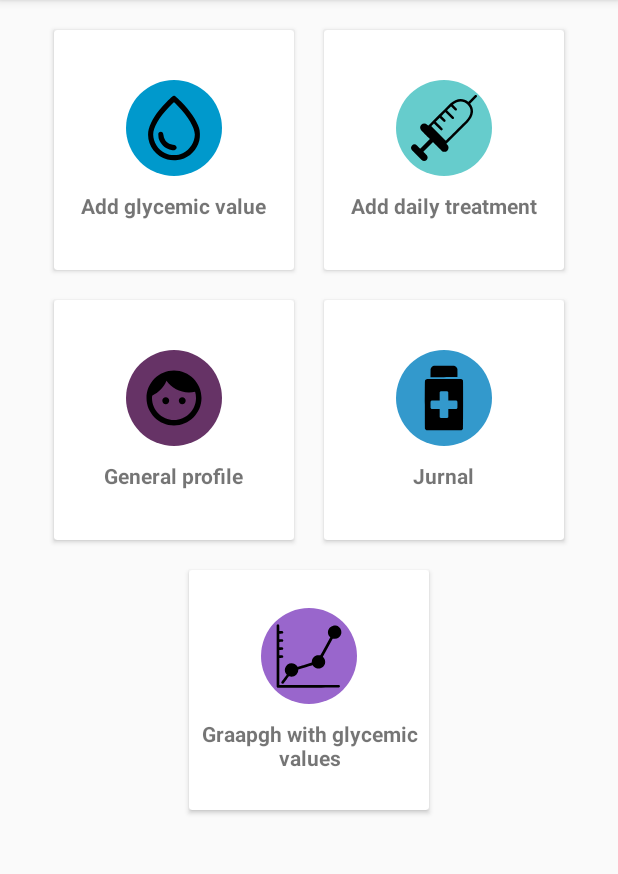
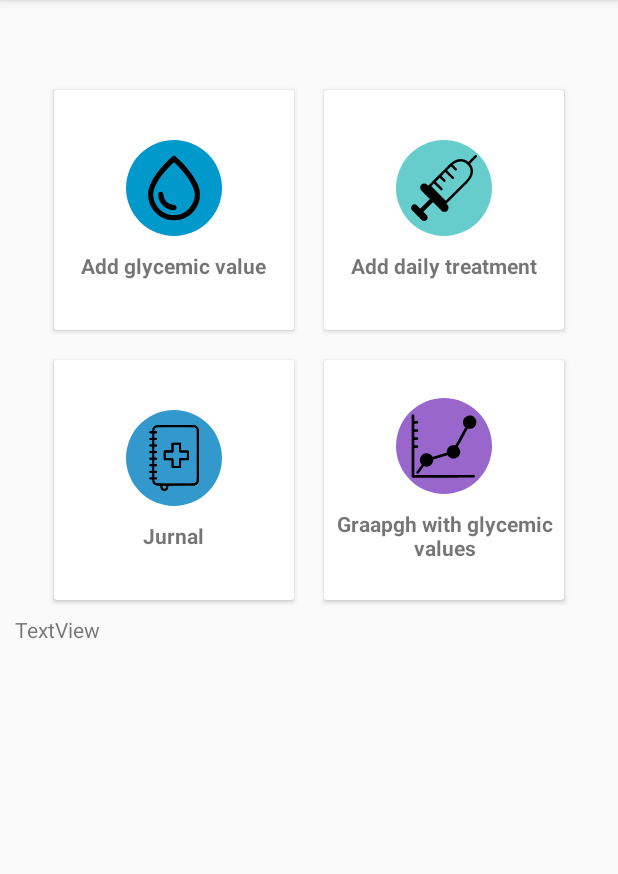
Before and after one commit to lorenabodea/HealthApp, an Android app: the screen it shows after launch (MainActivity), on a phone screen of 412 x 824 dp, the part 84-958 px from its top. Run offline under Robolectric (Android 15) with nearby library versions, the phone set to English and light mode, and no system bars; our stand-ins replace Firebase (no records; nobody signed in at launch, a user with empty details on screens opened directly); libraries missing offline, so code that uses them is left out: com.firebase.ui; 2 statements that could not run were skipped.

Commit message:
modified menu

```diff
--- a/app/src/main/java/com/example/healthapp/MainActivity.java
+++ b/app/src/main/java/com/example/healthapp/MainActivity.java
@@ -180,6 +180,7 @@ public class MainActivity extends AppCompatActivity {
 
     @Override
     public boolean onOptionsItemSelected(MenuItem item) {
+        Intent intent;
         switch (item.getItemId()){
             case R.id.menu_log_out:
                 AuthUI.getInstance()
@@ -193,9 +194,11 @@ public class MainActivity extends AppCompatActivity {
                 FirebaseUtil.detachListener();
                 break;
             case R.id.menu_treatment_profile:
-                Intent intent = new Intent(getApplicationContext(), CreateTreatmentProfileActivity.class);
+                intent = new Intent(getApplicationContext(), CreateTreatmentProfileActivity.class);
                 startActivity(intent);
-            default:
+            case R.id.menu_general_profile:
+                intent = new Intent(getApplicationContext(), CreateProfileActivity.class);
+                startActivity(intent);
                 break;
         }
         return true;
@@ -211,12 +214,7 @@ public class MainActivity extends AppCompatActivity {
         startActivity(intent);
     }
 
-    public void go_to_profile(View view) {
-        Intent intent = new Intent(getApplicationContext(), CreateProfileActivity.class);
-        startActivity(intent);
-    }
-
-    public void go_to_treatment_profile(View view) {
+    public void go_to_jurnal(View view) {
         AlertDialog.Builder mBuilder = new AlertDialog.Builder(MainActivity.this);
         View mView = getLayoutInflater().inflate(R.layout.graph_options_dialog_spinner, null);
         mBuilder.setTitle(R.string.graph_options_title);
--- a/app/src/main/res/layout/activity_main.xml
+++ b/app/src/main/res/layout/activity_main.xml
@@ -9,6 +9,7 @@
     android:padding="10dp">
 
     <LinearLayout
+        android:paddingTop="40dp"
         android:gravity="center"
         android:clipToPadding="false"
         android:layout_width="match_parent"
@@ -85,37 +86,11 @@
                 android:gravity="center">
                 <ImageView
                     android:clickable="true"
-                    android:onClick="go_to_profile"
-                    android:id="@+id/main_profile"
-                    android:layout_width="64dp"
-                    android:layout_height="64dp"
-                    android:background="@drawable/circlebackgroundpurpleish"
-                    android:src="@drawable/ic_profile"
-                    android:padding="10dp"/>
-                <TextView
-                    android:layout_width="wrap_content"
-                    android:layout_height="wrap_content"
-                    android:textStyle="bold"
-                    android:layout_marginTop="10dp"
-                    android:text="@string/main_profile"/>
-            </LinearLayout>
-        </android.support.v7.widget.CardView>
-        <android.support.v7.widget.CardView
-            android:layout_width="160dp"
-            android:layout_height="160dp"
-            android:layout_margin="10dp">
-            <LinearLayout
-                android:layout_width="match_parent"
-                android:layout_height="match_parent"
-                android:orientation="vertical"
-                android:gravity="center">
-                <ImageView
-                    android:clickable="true"
-                    android:onClick="go_to_treatment_profile"
+                    android:onClick="go_to_jurnal"
                     android:layout_width="64dp"
                     android:layout_height="64dp"
                     android:background="@drawable/circlebackgroundlightblue"
-                    android:src="@drawable/ic_treatment_profile"
+                    android:src="@mipmap/ic_jurnal"
                     android:padding="10dp"/>
                 <TextView
                     android:layout_width="wrap_content"
@@ -125,14 +100,6 @@
                     android:text="@string/main_jurnal"/>
             </LinearLayout>
         </android.support.v7.widget.CardView>
-
-    </LinearLayout>
-    <LinearLayout
-        android:gravity="center"
-        android:clipToPadding="false"
-        android:layout_width="match_parent"
-        android:layout_height="wrap_content"
-        android:orientation="horizontal">
         <android.support.v7.widget.CardView
             android:layout_width="160dp"
             android:layout_height="160dp"
@@ -160,7 +127,23 @@
             </LinearLayout>
         </android.support.v7.widget.CardView>
 
+    </LinearLayout>
+
+    <LinearLayout
+        android:gravity="center"
+        android:clipToPadding="false"
+        android:layout_width="match_parent"
+        android:layout_height="wrap_content"
+        android:orientation="horizontal">
+
+
 
     </LinearLayout>
 
+    <TextView
+        android:id="@+id/main_text"
+        android:layout_width="match_parent"
+        android:layout_height="wrap_content"
+        android:text="TextView" />
+
 </LinearLayout>
--- a/app/src/main/res/menu/app_menu.xml
+++ b/app/src/main/res/menu/app_menu.xml
@@ -6,7 +6,19 @@
         android:title="@string/menu_log_out" />
     <item
         android:id="@+id/menu_treatment_profile"
-        android:title="@string/menu_log_out" />
+        android:title="@string/menu_treatment_profile" />
+    <item
+        android:id="@+id/menu_general_profile"
+        android:title="@string/menu_general_profile" />
+    <item
+        android:id="@+id/menu_language"
+        android:title="@string/menu_language" />
+    <item
+        android:id="@+id/menu_guide"
+        android:title="@string/menu_guide" />
+    <item
+        android:id="@+id/menu_terms"
+        android:title="@string/menu_terms" />
 
 
 
--- a/app/src/main/res/values/strings.xml
+++ b/app/src/main/res/values/strings.xml
@@ -67,6 +67,11 @@
     <string name="graph_option_timeOfTheDay">Time of meal</string>
     <string name="jural_option_timeOftheDay">Time of the day</string>
     <string name="main_jurnal">Jurnal</string>
+    <string name="menu_treatment_profile">Treatment profile</string>
+    <string name="menu_general_profile">General profile</string>
+    <string name="menu_language">Language</string>
+    <string name="menu_guide">Guide</string>
+    <string name="menu_terms">Terms and conditions</string>
     <string-array name="isBeforeMealList">
         <item>None</item>
         <item>Before meal</item>
```
Also changed, not shown: app/src/main/res/mipmap-hdpi/ic_jurnal.png (added).
